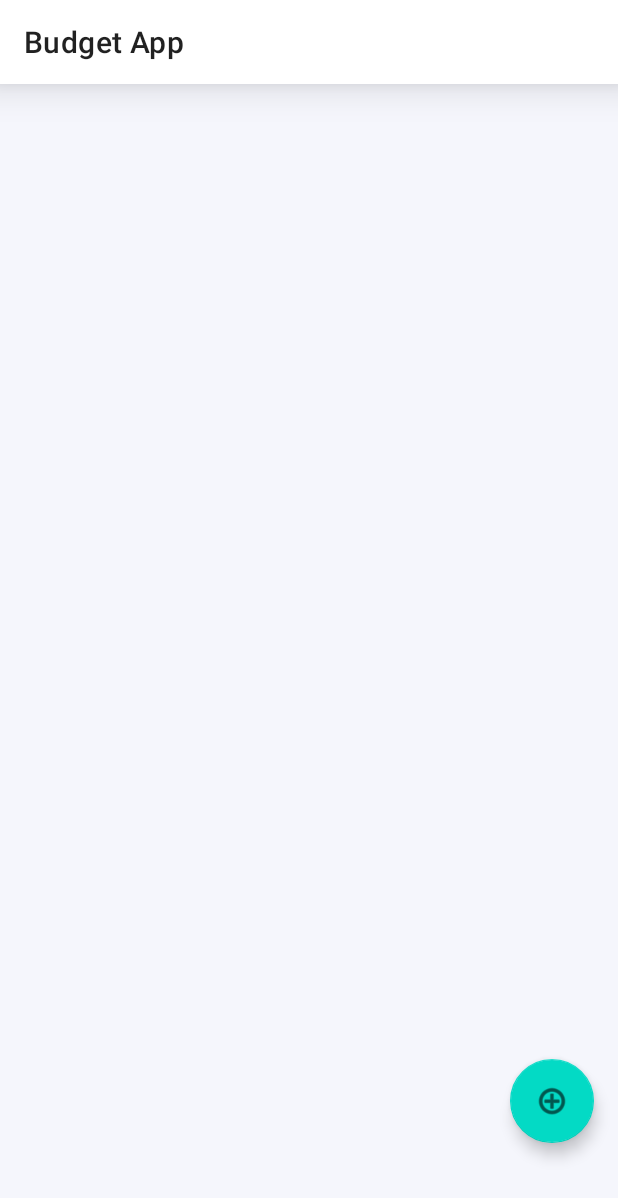
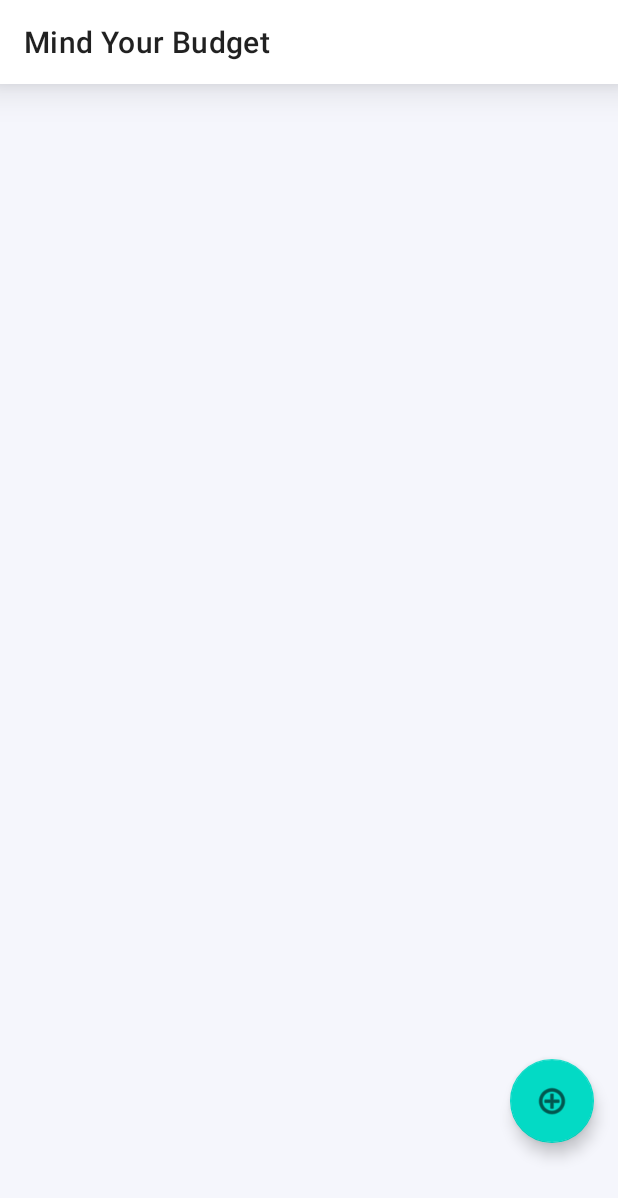
Before and after one commit to 1407arjun/BudgetApp, an Android app: the screen it shows after launch (MainActivity), on a phone screen of 412 x 824 dp. Shown: the top 1198 px of the screen. Run offline under Robolectric (Android 15) with nearby library versions, the phone set to English and light mode, and no system bars.

Commit message:
Changed app name

```diff
--- a/app/src/main/res/layout/activity_main.xml
+++ b/app/src/main/res/layout/activity_main.xml
@@ -17,7 +17,8 @@
         android:theme="?attr/actionBarTheme"
         app:layout_constraintEnd_toEndOf="parent"
         app:layout_constraintStart_toStartOf="parent"
-        app:layout_constraintTop_toTopOf="parent" />
+        app:layout_constraintTop_toTopOf="parent"
+        app:title="Mind Your Budget" />
 
     <ListView
         android:id="@+id/listView"
--- a/app/src/main/res/values/strings.xml
+++ b/app/src/main/res/values/strings.xml
@@ -1,3 +1,3 @@
 <resources>
-    <string name="app_name">Budget App</string>
+    <string name="app_name">Mind Your Budget</string>
 </resources>
```
